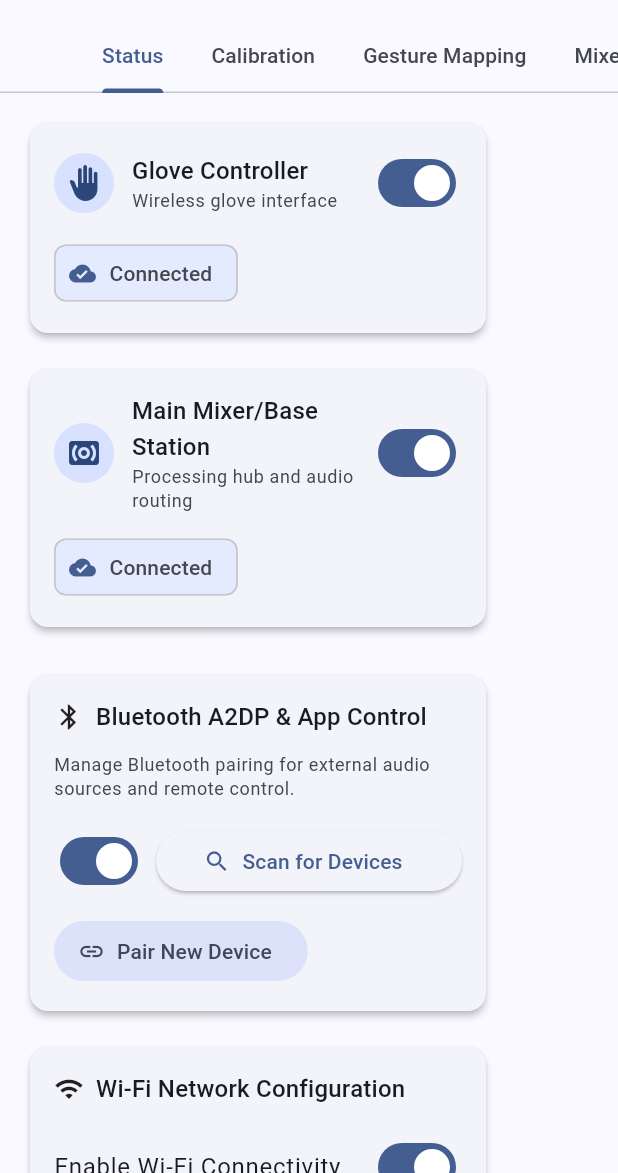
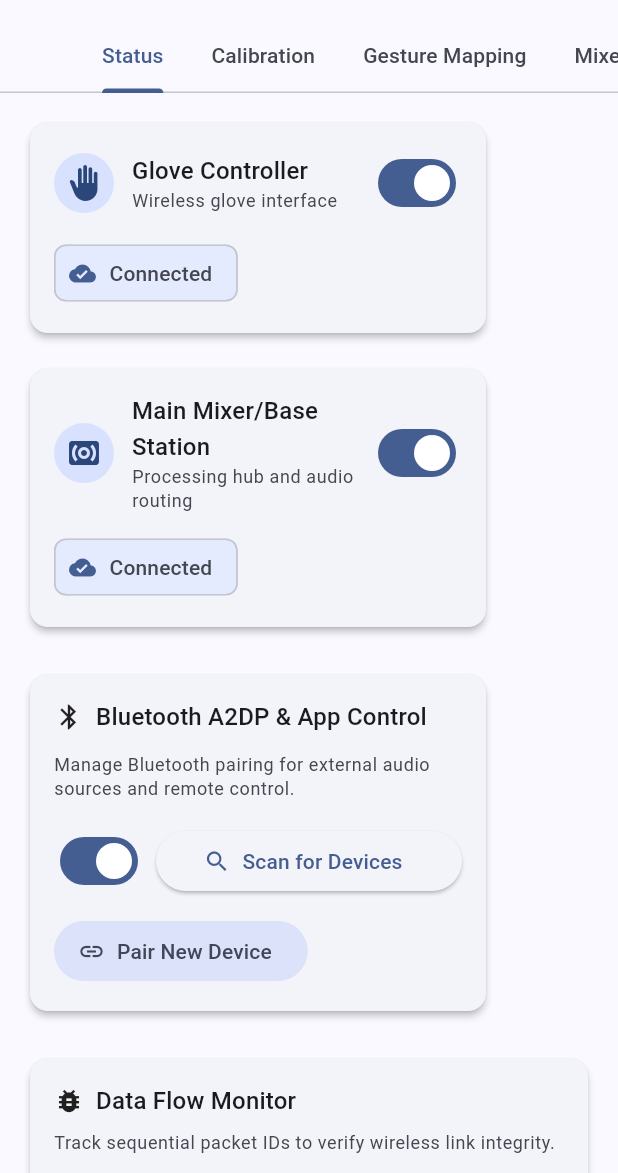
Before and after one commit to inusha-thathsara/air_dj, a Flutter app: the screen it shows after launch, on a phone screen of 412 x 824 dp, the part 63-1236 px from its top. Run offline on Flutter 3.47's test engine with Material 3 defaults, Android fonts, the phone set to English and light mode, and no system bars.

Commit message:
feat(ui): remove Wi-Fi UI, fix small-screen overflow, responsive mapping header

```diff
--- a/lib/main.dart
+++ b/lib/main.dart
@@ -31,24 +31,15 @@ class _AirDJDashboardState extends State<AirDJDashboard> {
   bool gloveConnected = true;
   bool mixerConnected = true;
   bool bluetoothEnabled = true;
-  bool wifiEnabled = true;
   bool ledBeatSync = true;
-  String selectedWifiNetwork = 'AirDJ_Studio';
   String selectedLedMode = 'VU Bars';
   double ledBrightness = 0.75;
-  double packetDropRate = 0.0;
   String selectedContinuousInput = 'hand_pitch';
   String selectedContinuousCc = 'CC #10 (Pan)';
   String continuousResponseCurve = 'linear';
   String selectedDiscreteInput = 'index_curl';
   double discreteThreshold = 0.8;
   bool discreteNoteOn = true;
-
-  final List<String> wifiNetworks = <String>[
-    'AirDJ_Studio',
-    'Stage_Left',
-    'Rehearsal_WiFi',
-  ];
 
   final List<int> packetLog = List<int>.generate(
     40,
@@ -176,10 +167,7 @@ class _AirDJDashboardState extends State<AirDJDashboard> {
           Wrap(
             spacing: 16.0,
             runSpacing: 16.0,
-            children: <Widget>[
-              _buildBluetoothCard(context),
-              _buildWifiCard(context),
-            ],
+            children: <Widget>[_buildBluetoothCard(context)],
           ),
           const SizedBox(height: 24.0),
           _buildPacketMonitor(context),
@@ -299,7 +287,7 @@ class _AirDJDashboardState extends State<AirDJDashboard> {
                   CircleAvatar(
                     backgroundColor: isConnected
                         ? colorScheme.primaryContainer
-                        : colorScheme.surfaceVariant,
+                        : colorScheme.surfaceContainerHighest,
                     foregroundColor: isConnected
                         ? colorScheme.onPrimaryContainer
                         : colorScheme.onSurfaceVariant,
@@ -334,7 +322,7 @@ class _AirDJDashboardState extends State<AirDJDashboard> {
                 label: Text(isConnected ? 'Connected' : 'Disconnected'),
                 backgroundColor: isConnected
                     ? colorScheme.primaryContainer.withOpacity(0.6)
-                    : colorScheme.surfaceVariant,
+                    : colorScheme.surfaceContainerHighest,
               ),
             ],
           ),
@@ -402,73 +390,6 @@ class _AirDJDashboardState extends State<AirDJDashboard> {
     );
   }
 
-  Widget _buildWifiCard(BuildContext context) {
-    return SizedBox(
-      width: 312.0,
-      child: Card(
-        elevation: 2,
-        child: Padding(
-          padding: const EdgeInsets.all(16.0),
-          child: Column(
-            crossAxisAlignment: CrossAxisAlignment.start,
-            children: <Widget>[
-              Row(
-                children: <Widget>[
-                  const Icon(Icons.wifi, size: 20.0),
-                  const SizedBox(width: 8.0),
-                  Text(
-                    'Wi-Fi Network Configuration',
-                    style: Theme.of(context).textTheme.titleMedium,
-                  ),
-                ],
-              ),
-              const SizedBox(height: 12.0),
-              SwitchListTile(
-                contentPadding: EdgeInsets.zero,
-                value: wifiEnabled,
-                title: const Text('Enable Wi-Fi Connectivity'),
-                onChanged: (bool value) {
-                  setState(() => wifiEnabled = value);
-                },
-              ),
-              if (wifiEnabled)
-                DropdownButtonFormField<String>(
-                  value: selectedWifiNetwork,
-                  decoration: const InputDecoration(
-                    labelText: 'Active Network',
-                  ),
-                  onChanged: (String? value) {
-                    if (value == null) return;
-                    setState(() => selectedWifiNetwork = value);
-                  },
-                  items: wifiNetworks
-                      .map(
-                        (String network) => DropdownMenuItem<String>(
-                          value: network,
-                          child: Text(network),
-                        ),
-                      )
-                      .toList(),
-                ),
-              if (wifiEnabled) const SizedBox(height: 12.0),
-              if (wifiEnabled)
-                Row(
-                  mainAxisAlignment: MainAxisAlignment.spaceBetween,
-                  children: <Widget>[
-                    const Text('Signal Quality'),
-                    Text('${(1 - packetDropRate) * 100 ~/ 1}%'),
-                  ],
-                ),
-              if (wifiEnabled) const SizedBox(height: 6.0),
-              if (wifiEnabled)
-                LinearProgressIndicator(value: 1 - packetDropRate),
-            ],
-          ),
-        ),
-      ),
-    );
-  }
-
   Widget _buildPacketMonitor(BuildContext context) {
     return Card(
       elevation: 2,
@@ -499,7 +420,7 @@ class _AirDJDashboardState extends State<AirDJDashboard> {
               height: 160.0,
               child: DecoratedBox(
                 decoration: BoxDecoration(
-                  color: Theme.of(context).colorScheme.surfaceVariant,
+                  color: Theme.of(context).colorScheme.surfaceContainerHighest,
                   borderRadius: BorderRadius.circular(12.0),
                 ),
                 child: ListView.separated(
@@ -670,7 +591,14 @@ class _AirDJDashboardState extends State<AirDJDashboard> {
         child: Column(
           crossAxisAlignment: CrossAxisAlignment.start,
           children: <Widget>[
+            Wrap(
+              spacing: 12.0,
+              runSpacing: 8.0,
+              crossAxisAlignment: WrapCrossAlignment.center,
+              alignment: WrapAlignment.spaceBetween,
+              children: <Widget>[
                 Row(
+                  mainAxisSize: MainAxisSize.min,
                   children: <Widget>[
                     const Icon(Icons.grid_view, size: 20.0),
                     const SizedBox(width: 8.0),
@@ -678,7 +606,8 @@ class _AirDJDashboardState extends State<AirDJDashboard> {
                       'Gesture-to-MIDI Mapping Matrix',
                       style: Theme.of(context).textTheme.titleMedium,
                     ),
-                const Spacer(),
+                  ],
+                ),
                 FilledButton.icon(
                   onPressed: () {},
                   icon: const Icon(Icons.add),
@@ -861,13 +790,20 @@ class _AirDJDashboardState extends State<AirDJDashboard> {
                   setState(() => discreteThreshold = value);
                 },
               ),
-              SwitchListTile(
-                contentPadding: EdgeInsets.zero,
-                title: const Text('Toggle Between Note On / Note Off'),
+              Column(
+                crossAxisAlignment: CrossAxisAlignment.start,
+                children: <Widget>[
+                  Text(
+                    'Toggle Between Note On / Note Off',
+                    style: Theme.of(context).textTheme.bodyMedium,
+                  ),
+                  Switch(
                     value: discreteNoteOn,
                     onChanged: (bool value) {
                       setState(() => discreteNoteOn = value);
                     },
+                  ),
+                ],
               ),
               TextField(
                 decoration: const InputDecoration(
```
Lines whose indentation alone changed are shown as unchanged.
